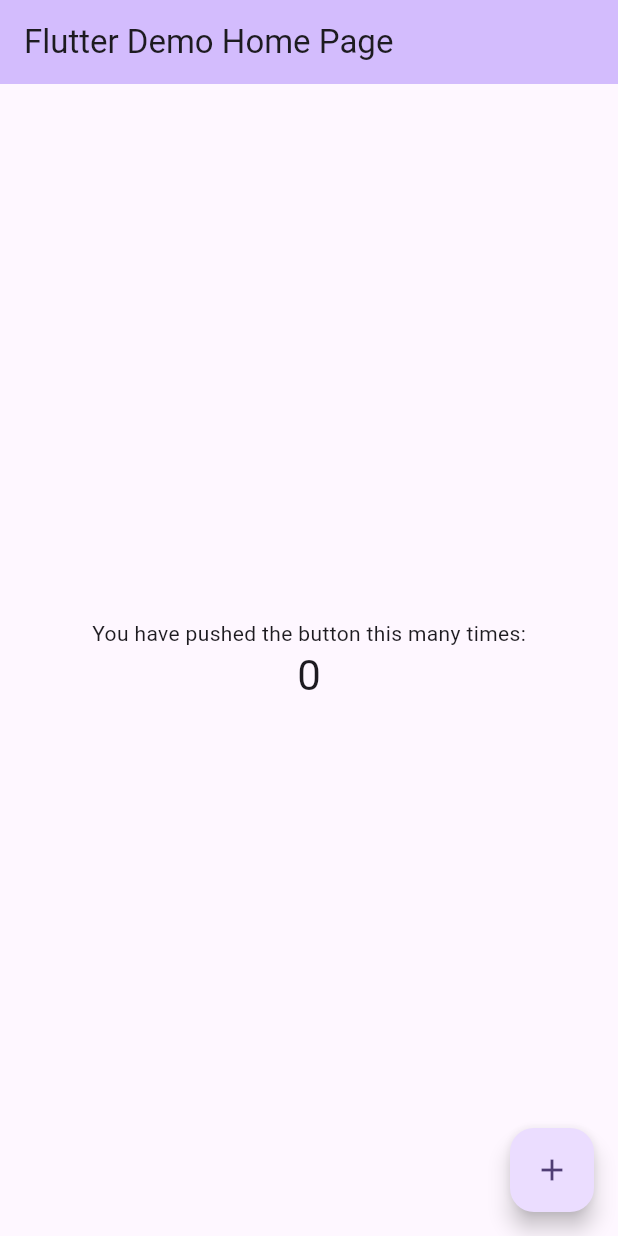
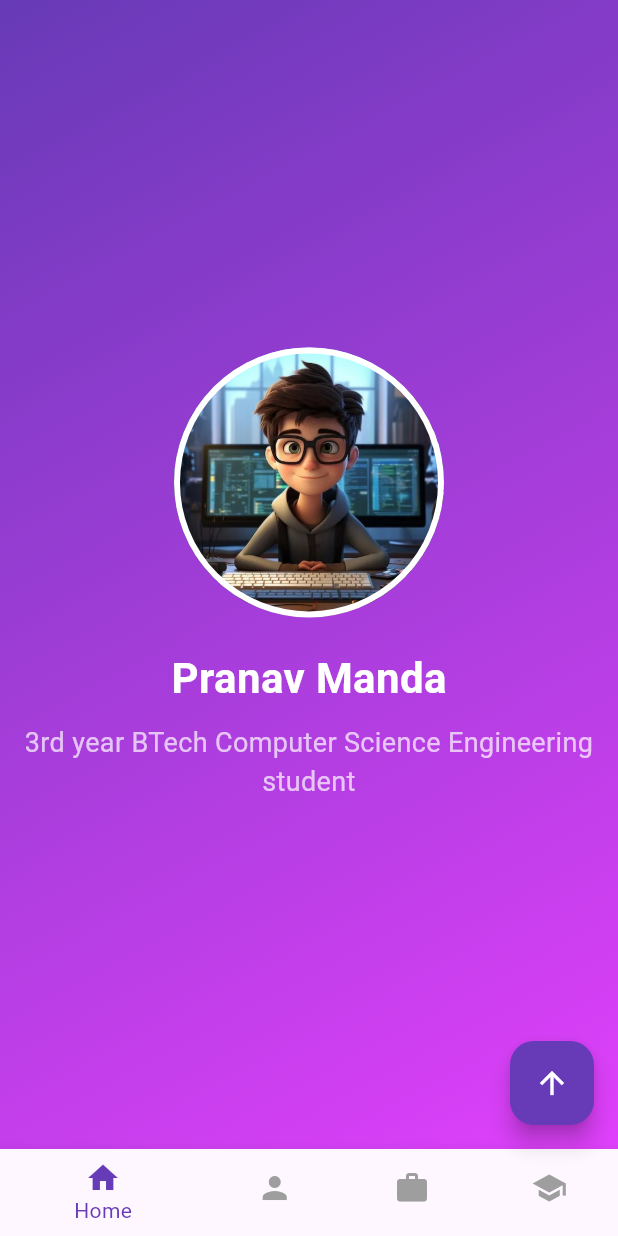
Before and after one commit to Pranav-19web/flutter-portfolio, a Flutter app: the screen it shows after launch, on a phone screen of 412 x 824 dp. Run offline on Flutter 3.47's test engine with Material 3 defaults, Android fonts, the phone set to English and light mode, and no system bars.

Commit message:
Add full Flutter portfolio with pages and assets

```diff
--- a/lib/main.dart
+++ b/lib/main.dart
@@ -1,122 +1,60 @@
 import 'package:flutter/material.dart';
+import 'pages/home_page.dart';
+import 'pages/about_page.dart';
+import 'pages/projects_page.dart';
+import 'pages/skills_page.dart';
 
 void main() {
-  runApp(const MyApp());
+  runApp(PortfolioApp());
 }
 
-class MyApp extends StatelessWidget {
-  const MyApp({super.key});
+class PortfolioApp extends StatefulWidget {
+  @override
+  State<PortfolioApp> createState() => _PortfolioAppState();
+}
 
-  // This widget is the root of your application.
+class _PortfolioAppState extends State<PortfolioApp> {
+  int _selectedIndex = 0;
+
+  final List<Widget> _pages = [
+    HomePage(),
+    AboutPage(),
+    ProjectsPage(),
+    SkillsPage(),
+  ];
+
   @override
   Widget build(BuildContext context) {
     return MaterialApp(
-      title: 'Flutter Demo',
-      theme: ThemeData(
-        // This is the theme of your application.
-        //
-        // TRY THIS: Try running your application with "flutter run". You'll see
-        // the application has a purple toolbar. Then, without quitting the app,
-        // try changing the seedColor in the colorScheme below to Colors.green
-        // and then invoke "hot reload" (save your changes or press the "hot
-        // reload" button in a Flutter-supported IDE, or press "r" if you used
-        // the command line to start the app).
-        //
-        // Notice that the counter didn't reset back to zero; the application
-        // state is not lost during the reload. To reset the state, use hot
-        // restart instead.
-        //
-        // This works for code too, not just values: Most code changes can be
-        // tested with just a hot reload.
-        colorScheme: ColorScheme.fromSeed(seedColor: Colors.deepPurple),
+      debugShowCheckedModeBanner: false,
+      home: Scaffold(
+        body: _pages[_selectedIndex],
+        bottomNavigationBar: BottomNavigationBar(
+          currentIndex: _selectedIndex,
+          selectedItemColor: Colors.deepPurple,
+          unselectedItemColor: Colors.grey,
+          onTap: (index) {
+            setState(() {
+              _selectedIndex = index;
+            });
+          },
+          items: const [
+            BottomNavigationBarItem(icon: Icon(Icons.home), label: 'Home'),
+            BottomNavigationBarItem(icon: Icon(Icons.person), label: 'About'),
+            BottomNavigationBarItem(icon: Icon(Icons.work), label: 'Projects'),
+            BottomNavigationBarItem(icon: Icon(Icons.school), label: 'Skills'),
+          ],
+        ),
+        floatingActionButton: FloatingActionButton(
+          onPressed: () {
+            setState(() {
+              _selectedIndex = 0; // Go back to Home
+            });
+          },
+          backgroundColor: Colors.deepPurple,
+          child: Icon(Icons.arrow_upward, color: Colors.white),
+        ),
       ),
-      home: const MyHomePage(title: 'Flutter Demo Home Page'),
     );
   }
 }
-
-class MyHomePage extends StatefulWidget {
-  const MyHomePage({super.key, required this.title});
-
-  // This widget is the home page of your application. It is stateful, meaning
-  // that it has a State object (defined below) that contains fields that affect
-  // how it looks.
-
-  // This class is the configuration for the state. It holds the values (in this
-  // case the title) provided by the parent (in this case the App widget) and
-  // used by the build method of the State. Fields in a Widget subclass are
-  // always marked "final".
-
-  final String title;
-
-  @override
-  State<MyHomePage> createState() => _MyHomePageState();
-}
-
-class _MyHomePageState extends State<MyHomePage> {
-  int _counter = 0;
-
-  void _incrementCounter() {
-    setState(() {
-      // This call to setState tells the Flutter framework that something has
-      // changed in this State, which causes it to rerun the build method below
-      // so that the display can reflect the updated values. If we changed
-      // _counter without calling setState(), then the build method would not be
-      // called again, and so nothing would appear to happen.
-      _counter++;
-    });
-  }
-
-  @override
-  Widget build(BuildContext context) {
-    // This method is rerun every time setState is called, for instance as done
-    // by the _incrementCounter method above.
-    //
-    // The Flutter framework has been optimized to make rerunning build methods
-    // fast, so that you can just rebuild anything that needs updating rather
-    // than having to individually change instances of widgets.
-    return Scaffold(
-      appBar: AppBar(
-        // TRY THIS: Try changing the color here to a specific color (to
-        // Colors.amber, perhaps?) and trigger a hot reload to see the AppBar
-        // change color while the other colors stay the same.
-        backgroundColor: Theme.of(context).colorScheme.inversePrimary,
-        // Here we take the value from the MyHomePage object that was created by
-        // the App.build method, and use it to set our appbar title.
-        title: Text(widget.title),
-      ),
-      body: Center(
-        // Center is a layout widget. It takes a single child and positions it
-        // in the middle of the parent.
-        child: Column(
-          // Column is also a layout widget. It takes a list of children and
-          // arranges them vertically. By default, it sizes itself to fit its
-          // children horizontally, and tries to be as tall as its parent.
-          //
-          // Column has various properties to control how it sizes itself and
-          // how it positions its children. Here we use mainAxisAlignment to
-          // center the children vertically; the main axis here is the vertical
-          // axis because Columns are vertical (the cross axis would be
-          // horizontal).
-          //
-          // TRY THIS: Invoke "debug painting" (choose the "Toggle Debug Paint"
-          // action in the IDE, or press "p" in the console), to see the
-          // wireframe for each widget.
-          mainAxisAlignment: MainAxisAlignment.center,
-          children: <Widget>[
-            const Text('You have pushed the button this many times:'),
-            Text(
-              '$_counter',
-              style: Theme.of(context).textTheme.headlineMedium,
-            ),
-          ],
-        ),
-      ),
-      floatingActionButton: FloatingActionButton(
-        onPressed: _incrementCounter,
-        tooltip: 'Increment',
-        child: const Icon(Icons.add),
-      ), // This trailing comma makes auto-formatting nicer for build methods.
-    );
-  }
-}
--- /dev/null
+++ b/lib/pages/home_page.dart
@@ -0,0 +1,82 @@
+import 'package:flutter/material.dart';
+
+class HomePage extends StatefulWidget {
+  @override
+  State<HomePage> createState() => _HomePageState();
+}
+
+class _HomePageState extends State<HomePage> with SingleTickerProviderStateMixin {
+  late AnimationController _controller;
+  late Animation<double> _animation;
+
+  @override
+  void initState() {
+    super.initState();
+    _controller = AnimationController(
+      vsync: this,
+      duration: Duration(seconds: 2),
+    )..repeat(reverse: true);
+
+    _animation = Tween<double>(begin: 0, end: 20).animate(
+        CurvedAnimation(parent: _controller, curve: Curves.easeInOut));
+  }
+
+  @override
+  void dispose() {
+    _controller.dispose();
+    super.dispose();
+  }
+
+  @override
+  Widget build(BuildContext context) {
+    return Container(
+      decoration: BoxDecoration(
+        gradient: LinearGradient(
+          colors: [Colors.deepPurple, Colors.purpleAccent],
+          begin: Alignment.topLeft,
+          end: Alignment.bottomRight,
+        ),
+      ),
+      child: Center(
+        child: Column(
+          mainAxisAlignment: MainAxisAlignment.center,
+          children: [
+            AnimatedBuilder(
+              animation: _animation,
+              builder: (context, child) {
+                return Transform.translate(
+                  offset: Offset(0, -_animation.value),
+                  child: child,
+                );
+              },
+              child: Container(
+                width: 180,
+                height: 180,
+                decoration: BoxDecoration(
+                  shape: BoxShape.circle,
+                  border: Border.all(color: Colors.white, width: 4),
+                  image: DecorationImage(
+                    image: AssetImage('assets/profile.jpg'),
+                    fit: BoxFit.cover,
+                  ),
+                ),
+              ),
+            ),
+            SizedBox(height: 20),
+            Text(
+              'Pranav Manda',
+              style: TextStyle(
+                  fontSize: 28, fontWeight: FontWeight.bold, color: Colors.white),
+            ),
+            SizedBox(height: 10),
+            Text(
+              '3rd year BTech Computer Science Engineering student',
+              textAlign: TextAlign.center,
+              style: TextStyle(fontSize: 18, color: Colors.white70),
+            ),
+          ],
+        ),
+      ),
+    );
+  }
+}
```
Also changed, not shown: lib/pages/about_page.dart (added, +52 -0 lines), lib/pages/projects_page.dart (added, +50 -0 lines), lib/pages/skills_page.dart (added, +42 -0 lines), pubspec.yaml (+6 -73 lines), assets/profile.jpg (added), pubspec.lock.
